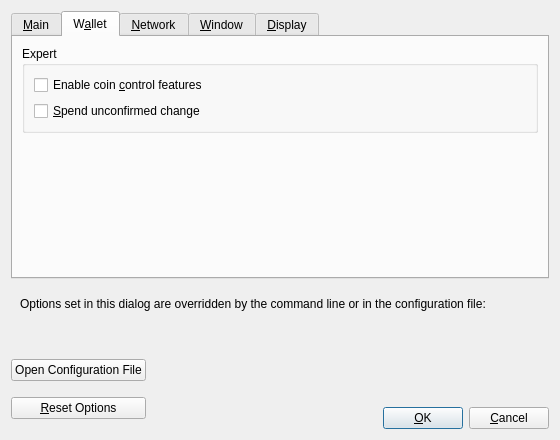
Before: the Qt Designer form src/qt/forms/optionsdialog.ui in bdtchain/bdtcoin, drawn with Qt 5.
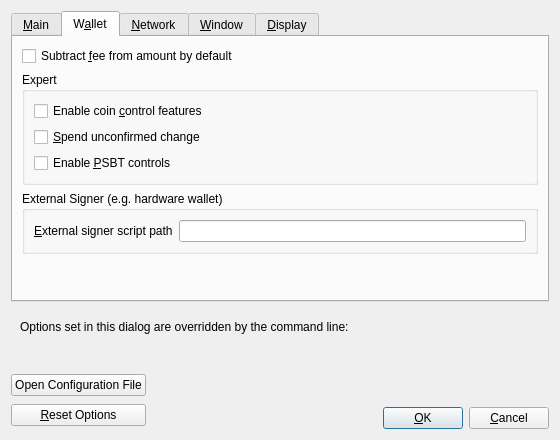
After: the same form once the commit is applied. The open tabs and pages were chosen to show the change. Custom widgets are drawn as their Qt base class.

Diff of the .ui file:
```diff
--- a/src/qt/forms/optionsdialog.ui
+++ b/src/qt/forms/optionsdialog.ui
@@ -200,6 +200,16 @@
        <string>W&amp;allet</string>
       </attribute>
       <layout class="QVBoxLayout" name="verticalLayout_Wallet">
+       <item>
+        <widget class="QCheckBox" name="subFeeFromAmount">
+         <property name="toolTip">
+          <string extracomment="Tooltip text for Options window setting that sets subtracting the fee from a sending amount as default.">Whether to set subtract fee from amount as default or not.</string>
+         </property>
+         <property name="text">
+          <string extracomment="An Options window setting to set subtracting the fee from a sending amount as default.">Subtract &amp;fee from amount by default</string>
+         </property>
+        </widget>
+       </item>
        <item>
         <widget class="QGroupBox" name="groupBox">
          <property name="title">
@@ -226,6 +236,46 @@
             </property>
            </widget>
           </item>
+          <item>
+           <widget class="QCheckBox" name="m_enable_psbt_controls">
+            <property name="text">
+             <string extracomment="An options window setting to enable PSBT controls.">Enable &amp;PSBT controls</string>
+            </property>
+            <property name="toolTip">
+             <string extracomment="Tooltip text for options window setting that enables PSBT controls.">Whether to show PSBT controls.</string>
+            </property>
+           </widget>
+          </item>
+         </layout>
+        </widget>
+       </item>
+       <item>
+        <widget class="QGroupBox" name="groupBoxHww">
+         <property name="title">
+          <string>External Signer (e.g. hardware wallet)</string>
+         </property>
+         <layout class="QVBoxLayout" name="verticalLayoutHww">
+          <item>
+           <layout class="QHBoxLayout" name="horizontalLayoutHww">
+            <item>
+             <widget class="QLabel" name="externalSignerPathLabel">
+              <property name="text">
+               <string>&amp;External signer script path</string>
+              </property>
+              <property name="buddy">
+               <cstring>externalSignerPath</cstring>
+              </property>
+             </widget>
+            </item>
+            <item>
+             <widget class="QLineEdit" name="externalSignerPath">
+              <property name="toolTip">
+               <string>Full path to a %1 compatible script (e.g. C:\Downloads\hwi.exe or /Users/you/Downloads/hwi.py). Beware: malware can steal your coins!</string>
+              </property>
+             </widget>
+            </item>
+           </layout>
+          </item>
          </layout>
         </widget>
        </item>
@@ -717,7 +767,7 @@
         <item>
          <widget class="QLabel" name="overriddenByCommandLineInfoLabel">
           <property name="text">
-           <string>Options set in this dialog are overridden by the command line or in the configuration file:</string>
+           <string>Options set in this dialog are overridden by the command line:</string>
           </property>
           <property name="textFormat">
            <enum>Qt::PlainText</enum>
```
Left out of the diff: 92 changed lines with no effect on the pictures.
